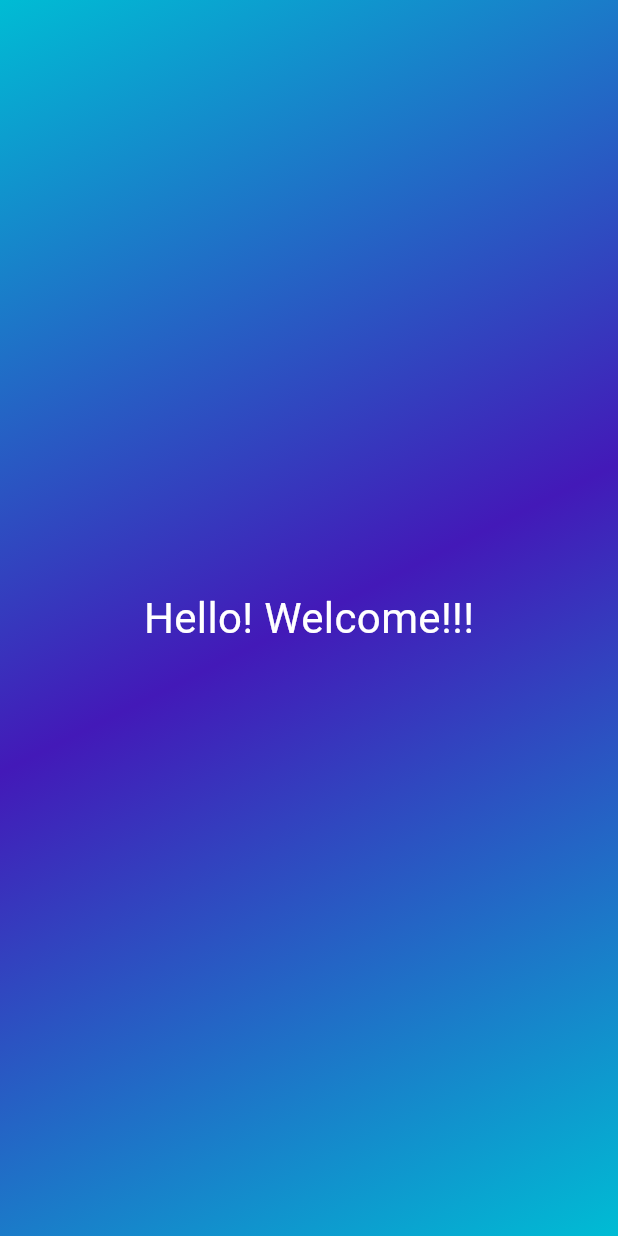
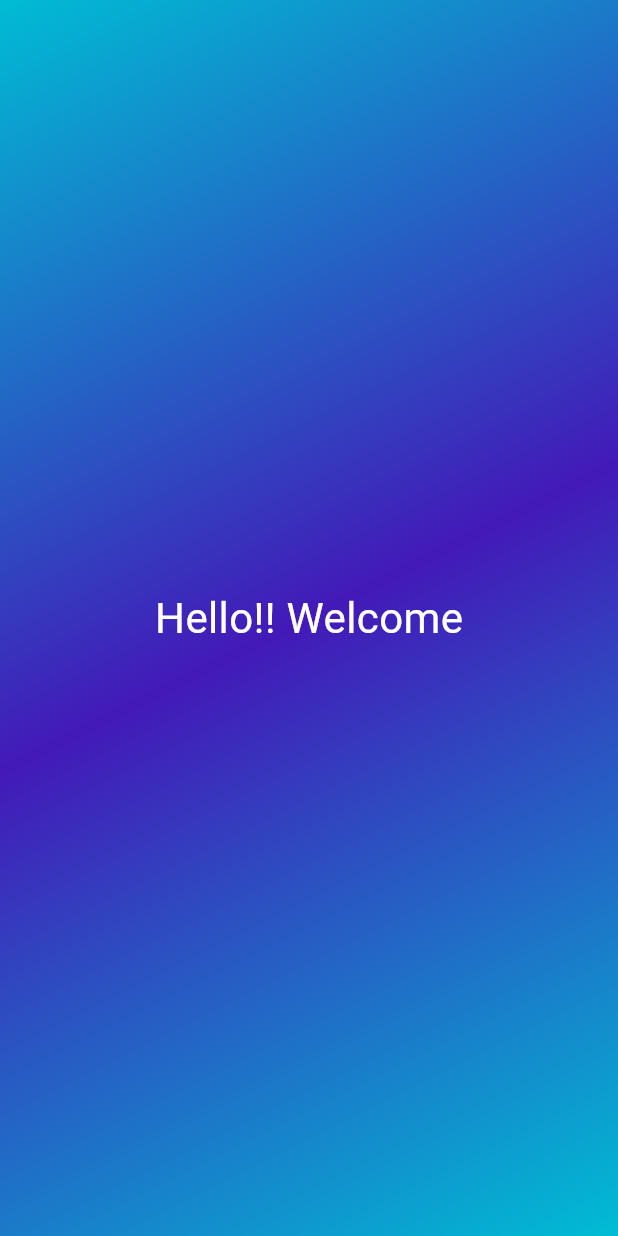
Before and after one commit to akashgkrishna/Learn-flutter, a Flutter app: the screen it shows after launch, on a phone screen of 412 x 824 dp. Run offline on Flutter 3.47's test engine with Material 3 defaults, Android fonts, the phone set to English and light mode, and no system bars.

Commit message:
Added variable to accept value dynamically

```diff
--- a/lib/gradient_container.dart
+++ b/lib/gradient_container.dart
@@ -1,20 +1,23 @@
 import 'package:flutter/material.dart';
 import 'package:first_app/text_style.dart';
+
+var startColor = Alignment.topLeft;
+var endColor = Alignment.bottomRight;
 
 class GradientContainer extends StatelessWidget {
   const GradientContainer({super.key});
   @override
   Widget build(context) {
     return Container(
-      decoration: const BoxDecoration(
-        gradient: LinearGradient(colors: [
+      decoration:  BoxDecoration(
+        gradient: LinearGradient(colors: const[
           Colors.cyan,
           Color.fromARGB(255, 67, 25, 184),
           Colors.cyan,
-        ], begin: Alignment.topLeft, end: Alignment.bottomRight),
+        ], begin: startColor, end: endColor),
       ),
       child: const Center(
-        child: StyledText(),
+        child: StyledText("Hello!! Welcome"),
       ),
     );
   }
--- a/lib/text_style.dart
+++ b/lib/text_style.dart
@@ -1,14 +1,14 @@
-
 import 'package:flutter/material.dart';
 
 class StyledText extends StatelessWidget {
-  const StyledText({super.key});
+  const StyledText(this.text, {super.key});
 
+  final String text;
   @override
   Widget build(context) {
-    return const Text(
-          "Hello! Welcome!!!",
-          style: TextStyle(fontSize: 28, color: Colors.white),
-        );
+    return Text(
+      text,
+      style: const TextStyle(fontSize: 28, color: Colors.white),
+    );
   }
 }
```
